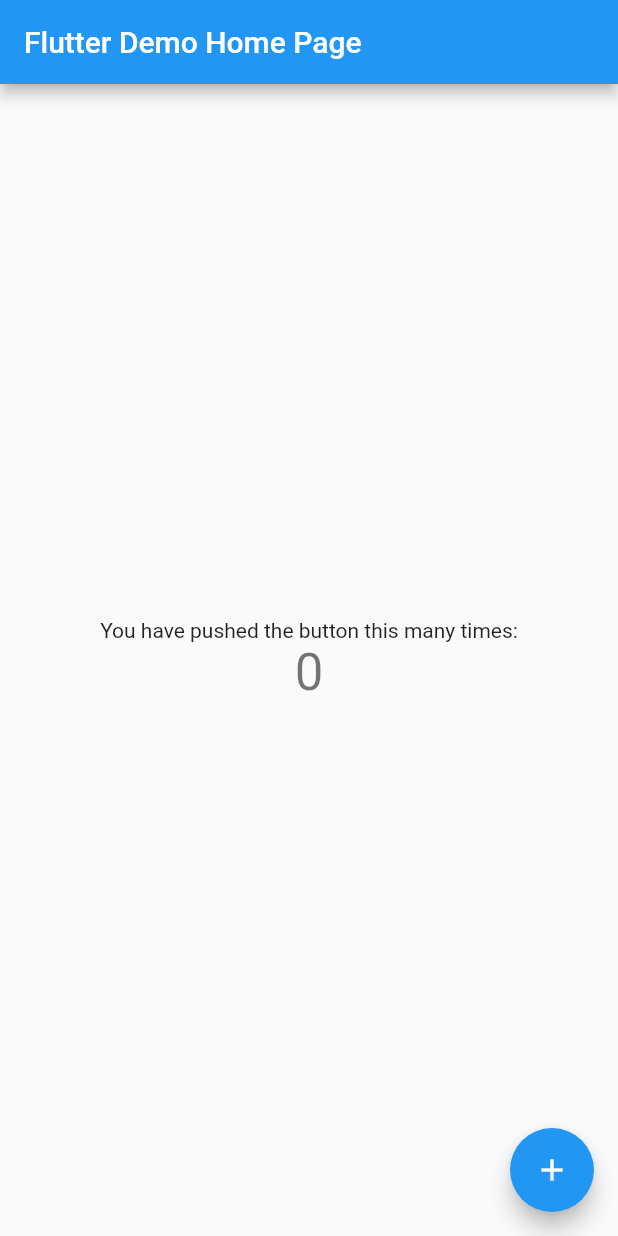
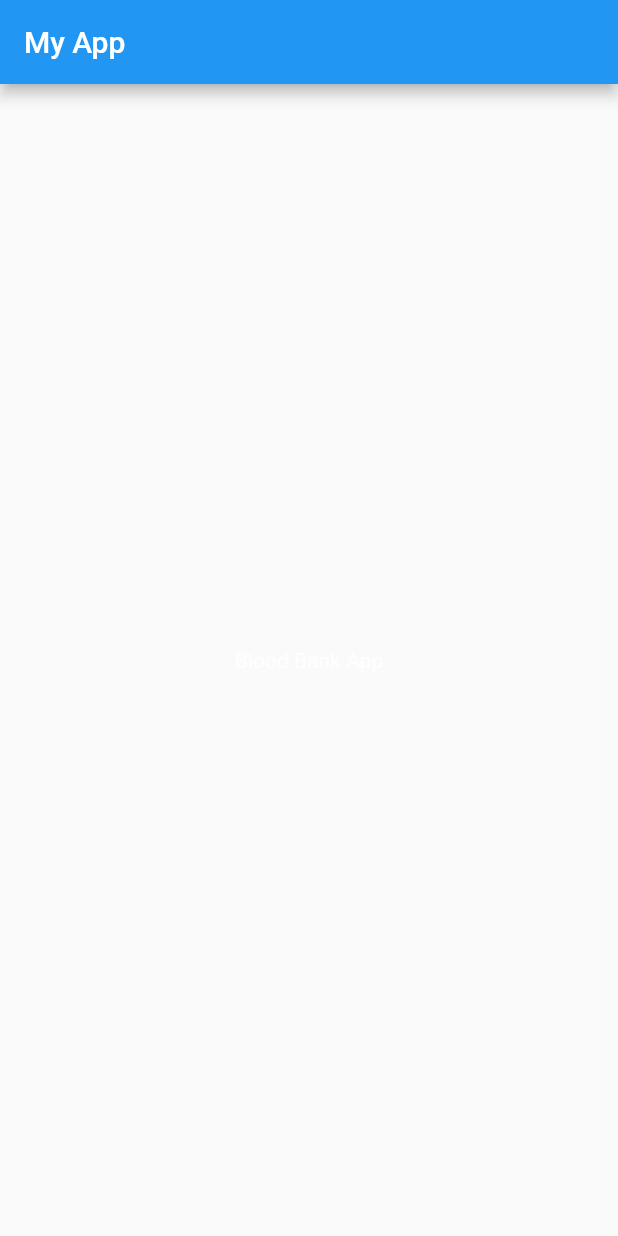
Before and after one commit to shreyash-jain/lpu_git, a Flutter app: the screen it shows after launch, on a phone screen of 412 x 824 dp. Run offline on Flutter 3.47's test engine with Material 2 defaults, Android fonts, the phone set to English and light mode, and no system bars.

Commit message:
simple flutter app

```diff
--- a/first_app/lib/main.dart
+++ b/first_app/lib/main.dart
@@ -1,115 +1,20 @@
 import 'package:flutter/material.dart';
 
 void main() {
-  runApp(const MyApp());
-}
-
-class MyApp extends StatelessWidget {
-  const MyApp({super.key});
-
-  // This widget is the root of your application.
-  @override
-  Widget build(BuildContext context) {
-    return MaterialApp(
-      title: 'Flutter Demo',
-      theme: ThemeData(
-        // This is the theme of your application.
-        //
-        // Try running your application with "flutter run". You'll see the
-        // application has a blue toolbar. Then, without quitting the app, try
-        // changing the primarySwatch below to Colors.green and then invoke
-        // "hot reload" (press "r" in the console where you ran "flutter run",
-        // or simply save your changes to "hot reload" in a Flutter IDE).
-        // Notice that the counter didn't reset back to zero; the application
-        // is not restarted.
-        primarySwatch: Colors.blue,
-      ),
-      home: const MyHomePage(title: 'Flutter Demo Home Page'),
-    );
-  }
-}
-
-class MyHomePage extends StatefulWidget {
-  const MyHomePage({super.key, required this.title});
-
-  // This widget is the home page of your application. It is stateful, meaning
-  // that it has a State object (defined below) that contains fields that affect
-  // how it looks.
-
-  // This class is the configuration for the state. It holds the values (in this
-  // case the title) provided by the parent (in this case the App widget) and
-  // used by the build method of the State. Fields in a Widget subclass are
-  // always marked "final".
-
-  final String title;
-
-  @override
-  State<MyHomePage> createState() => _MyHomePageState();
-}
-
-class _MyHomePageState extends State<MyHomePage> {
-  int _counter = 0;
-
-  void _incrementCounter() {
-    setState(() {
-      // This call to setState tells the Flutter framework that something has
-      // changed in this State, which causes it to rerun the build method below
-      // so that the display can reflect the updated values. If we changed
-      // _counter without calling setState(), then the build method would not be
-      // called again, and so nothing would appear to happen.
-      _counter++;
-    });
-  }
-
-  @override
-  Widget build(BuildContext context) {
-    // This method is rerun every time setState is called, for instance as done
-    // by the _incrementCounter method above.
-    //
-    // The Flutter framework has been optimized to make rerunning build methods
-    // fast, so that you can just rebuild anything that needs updating rather
-    // than having to individually change instances of widgets.
-    return Scaffold(
-      appBar: AppBar(
-        // Here we take the value from the MyHomePage object that was created by
-        // the App.build method, and use it to set our appbar title.
-        title: Text(widget.title),
-      ),
-      body: Center(
-        // Center is a layout widget. It takes a single child and positions it
-        // in the middle of the parent.
-        child: Column(
-          // Column is also a layout widget. It takes a list of children and
-          // arranges them vertically. By default, it sizes itself to fit its
-          // children horizontally, and tries to be as tall as its parent.
-          //
-          // Invoke "debug painting" (press "p" in the console, choose the
-          // "Toggle Debug Paint" action from the Flutter Inspector in Android
-          // Studio, or the "Toggle Debug Paint" command in Visual Studio Code)
-          // to see the wireframe for each widget.
-          //
-          // Column has various properties to control how it sizes itself and
-          // how it positions its children. Here we use mainAxisAlignment to
-          // center the children vertically; the main axis here is the vertical
-          // axis because Columns are vertical (the cross axis would be
-          // horizontal).
-          mainAxisAlignment: MainAxisAlignment.center,
-          children: <Widget>[
-            const Text(
-              'You have pushed the button this many times:',
+  runApp(
+    MaterialApp(
+      home: Scaffold(
+        appBar: AppBar(title: Text("My App")),
+        body: Center(
+          child: Text(
+            "Blood Bank App",
+            style: TextStyle(
+              // color: Colors.red,
+              color: Color(0xffFFFEFE),
             ),
-            Text(
-              '$_counter',
-              style: Theme.of(context).textTheme.headline4,
-            ),
-          ],
+          ),
         ),
       ),
-      floatingActionButton: FloatingActionButton(
-        onPressed: _incrementCounter,
-        tooltip: 'Increment',
-        child: const Icon(Icons.add),
-      ), // This trailing comma makes auto-formatting nicer for build methods.
-    );
-  }
+    ),
+  );
 }
```
Also changed, not shown: 1 other file.
